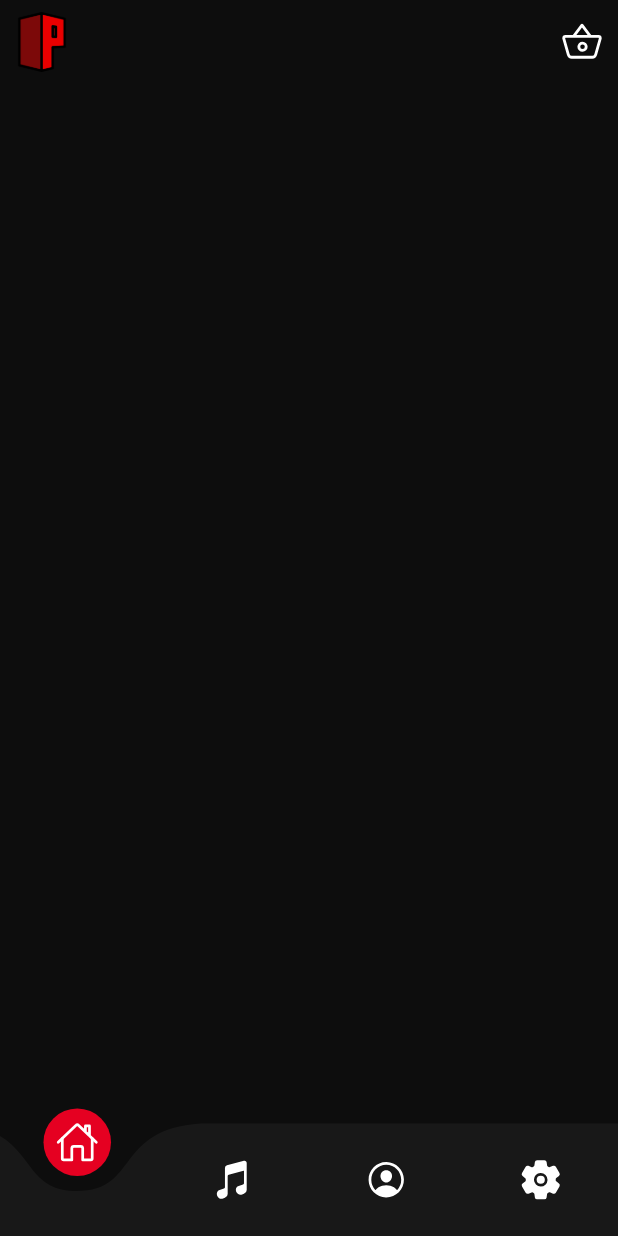
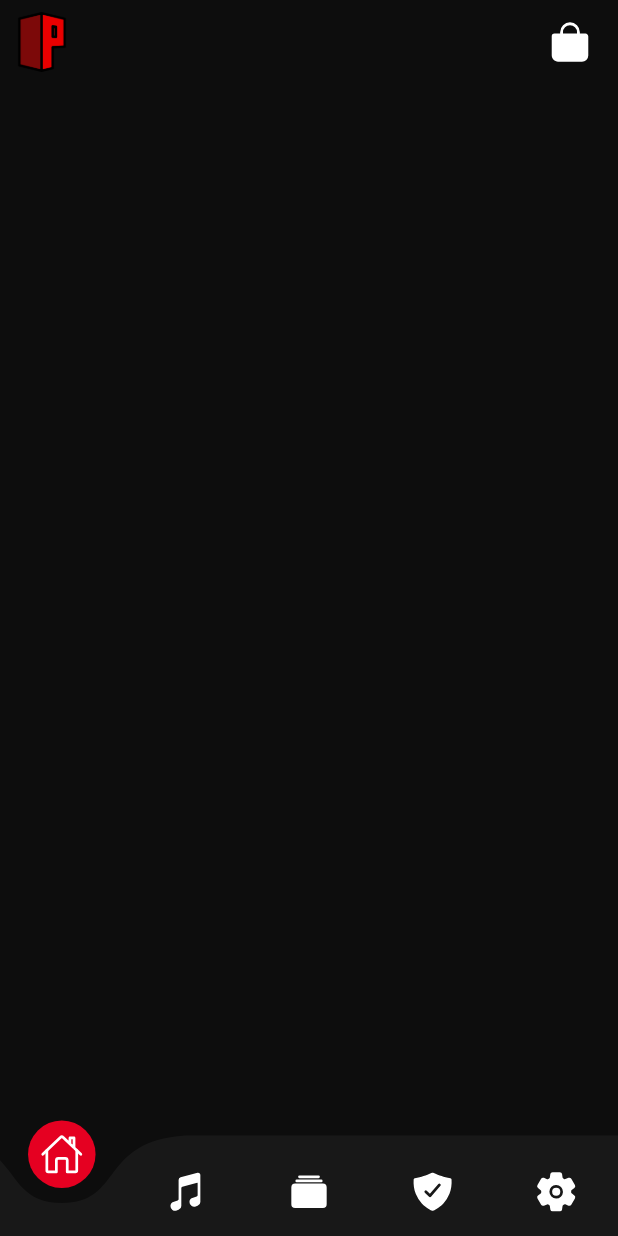
Before and after one commit to prosonicmusic/prosonic-mobile-app, a Flutter app: the screen it shows after launch, on a phone screen of 412 x 824 dp. Run offline on Flutter 3.47's test engine with Material 2 defaults, Android fonts, the phone set to English and light mode, and no system bars; drawn by our look-alikes of curved_navigation_bar; our stand-ins replace bloc, equatable, flutter_bloc, flutter_spinkit, get_it, ionicons.

Commit message:
increase bottom bar size and add padding to the shop icon

```diff
--- a/lib/core/constant/constant.dart
+++ b/lib/core/constant/constant.dart
@@ -18,6 +18,8 @@ class AppConstant {
   static const black = Color.fromARGB(255, 13, 13, 13);
   static const white = Color.fromARGB(255, 255, 255, 255);
   static const blue = Color.fromARGB(255, 15, 101, 242);
+  static const red2 = Color(0xffdd1f5f);
+  static const blue2 = Color(0xaa12d8d3);
 
   static const primaryColor = red;
   static const appbarColor = Colors.transparent;
--- a/lib/features/home/home_page.dart
+++ b/lib/features/home/home_page.dart
@@ -37,11 +37,14 @@ class _HomePageState extends State<HomePage> {
           ),
         ),
         actions: [
-          IconButton(
-            onPressed: () {},
-            icon: const Icon(
-              Ionicons.basket_outline,
-              size: 30,
+          Padding(
+            padding: const EdgeInsets.only(right: 8.0),
+            child: IconButton(
+              onPressed: () {},
+              icon: const Icon(
+                Ionicons.bag,
+                size: 30,
+              ),
             ),
           ),
         ],
@@ -52,6 +55,7 @@ class _HomePageState extends State<HomePage> {
         animationDuration: const Duration(milliseconds: 200),
         animationCurve: Curves.ease,
         buttonBackgroundColor: AppConstant.red,
+        height: 67,
         index: 0,
         items: const <Widget>[
           Icon(
@@ -63,7 +67,11 @@ class _HomePageState extends State<HomePage> {
             size: 29,
           ),
           Icon(
-            Ionicons.person_circle_outline,
+            Ionicons.albums,
+            size: 29,
+          ),
+          Icon(
+            Ionicons.shield_checkmark,
             size: 29,
           ),
           Icon(
```
